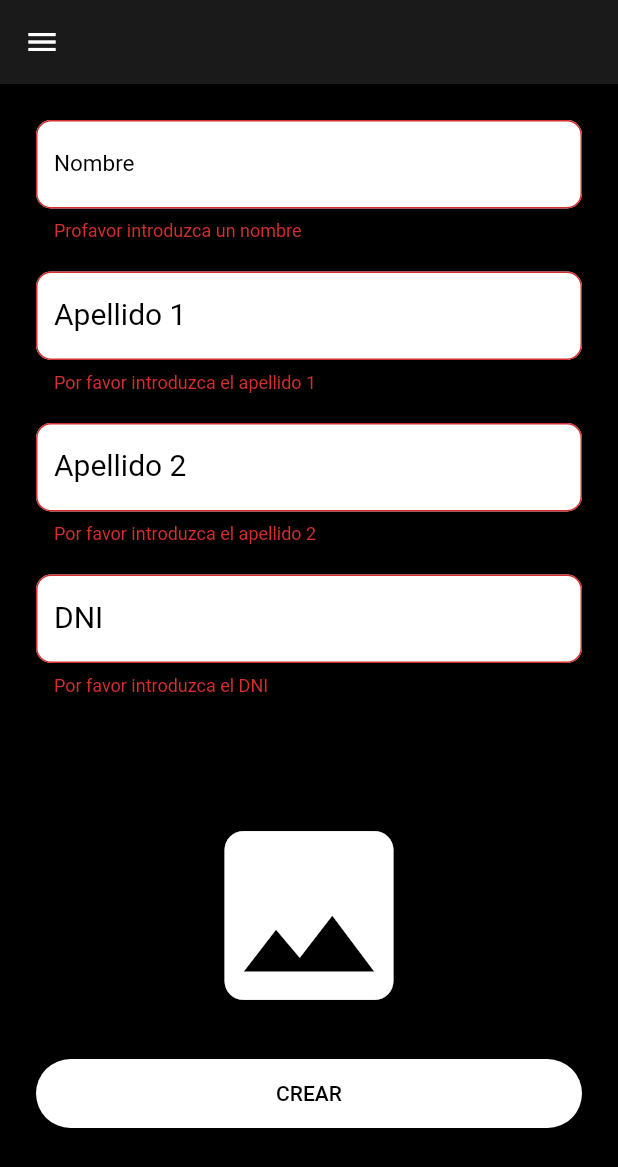
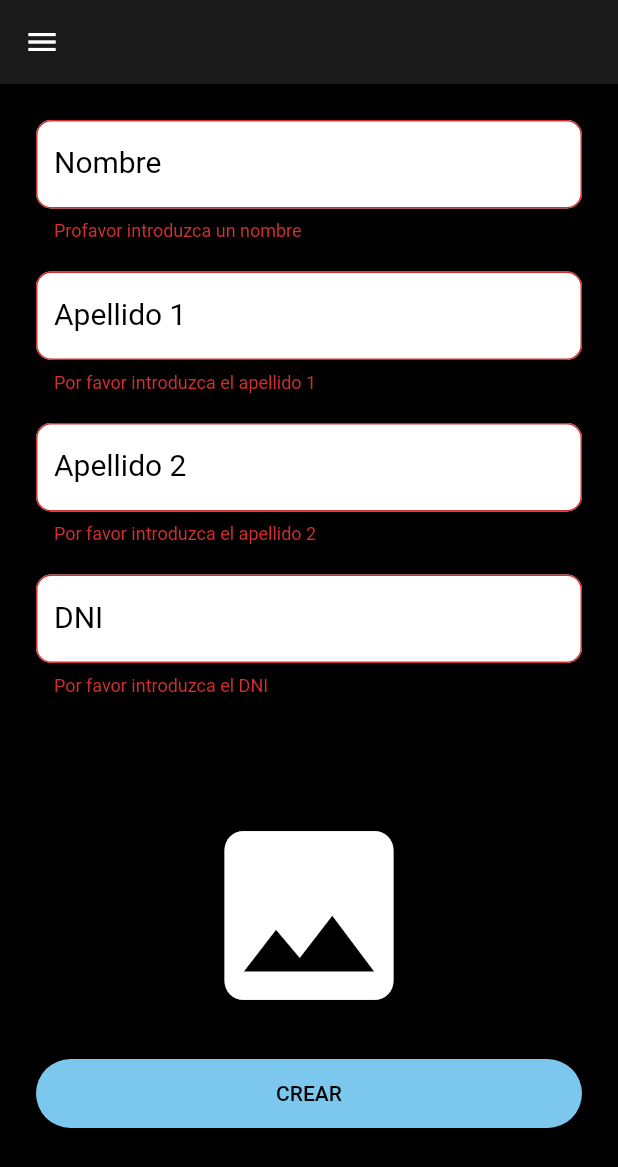
Before and after one commit to splazal97/oclock, a Flutter app: the CrearPerfil screen opened directly, after a tap on "CREAR", on a phone screen of 412 x 824 dp. Shown: the top 1167 px of the screen. Run offline on Flutter 3.47's test engine with Material 2 defaults, Android fonts, the phone set to English and light mode, and no system bars; our stand-ins replace cloud_firestore, firebase_auth, firebase_storage, google_sign_in, image_picker; accounts and stored records are empty; network calls fail.

Commit message:
terminando crear perfil, error del TextEditingController

```diff
--- a/lib/crear_perfil.dart
+++ b/lib/crear_perfil.dart
@@ -16,11 +16,11 @@ class CrearPerfil extends StatefulWidget {
 }
 
 class _CrearPerfil extends State<CrearPerfil>{
-  final _keyFormulri = GlobalKey<FormState>();
-  final _Nombre = TextEditingController();
-  final _apellido1 = TextEditingController();
-  final _apellido2 = TextEditingController();
-  final _DNI = TextEditingController();
+  final _keyFormulrio = GlobalKey<FormState>();
+  final _controlNombre = TextEditingController();
+  final _controlApellido1 = TextEditingController();
+  final _controlApellido2 = TextEditingController();
+  final _controlDNI = TextEditingController();
   var _imagen;
   var _imagenURL;
   var _email = "anoymous";
@@ -48,6 +48,9 @@ class _CrearPerfil extends State<CrearPerfil>{
     // navegarHacia(context, PaginaAcceso());
     //}
   }
+  _ObtenerPerfil() async {
+
+  }
   _seleccionarImagenDeLaGaleria() async {
     var imagen = await ImagePicker.pickImage(source: ImageSource.gallery);
     setState(() {
@@ -70,7 +73,7 @@ class _CrearPerfil extends State<CrearPerfil>{
     });
 
     if (_imagen != null) await _subirImagenAStorage();
-    await Firestore.instance.collection("perfil").document(_userId).setData({'nombre' : _Nombre,'apellido1' : _apellido1,'apellido2' : _apellido2,'DNI' : _DNI, 'email' : _email,'imagenURL' : _imagenURL});
+    await Firestore.instance.collection("perfil").document(_userId).setData({'nombre' : _controlNombre.text,'apellido1' : _controlApellido1.text,'apellido2' : _controlApellido2.text,'DNI' : _controlDNI.text, 'email' : _email,'imagenURL' : _imagenURL});
   setState(() {
     _creando = false;
   });
@@ -88,18 +91,18 @@ class _CrearPerfil extends State<CrearPerfil>{
     body: Container(
       margin: EdgeInsets.all(24.0),
       child: Form(
-        key: _keyFormulri,
+        key: _keyFormulrio,
         child: ListView(
           children: [
             Container(
               padding: EdgeInsets.fromLTRB(0, 0, 0, 20),
               child: TextFormField(
-                controller: _Nombre,
+                controller: _controlNombre,
                 decoration: const InputDecoration(
                   labelText: 'Nombre',
                   labelStyle: TextStyle(
                     color: Colors.black,
-                    fontSize: 15),
+                    fontSize: 20),
                   fillColor: Colors.white,
                   filled: true,
                   border: OutlineInputBorder(
@@ -120,7 +123,7 @@ class _CrearPerfil extends State<CrearPerfil>{
             Container (
               padding: EdgeInsets.fromLTRB(0,0,0,20),
               child: TextFormField(
-                controller: _apellido1,
+                controller: _controlApellido1,
                 decoration: const InputDecoration(labelText: 'Apellido 1',
                   labelStyle:  TextStyle(
                       color:  Colors.black,
@@ -144,7 +147,7 @@ class _CrearPerfil extends State<CrearPerfil>{
             Container (
               padding: EdgeInsets.fromLTRB(0,0,0,20),
               child: TextFormField(
-                controller: _apellido2,
+                controller: _controlApellido2,
                 decoration: const InputDecoration(labelText: 'Apellido 2',
                   labelStyle:  TextStyle(
                       color:  Colors.black,
@@ -168,7 +171,7 @@ class _CrearPerfil extends State<CrearPerfil>{
             Container (
               padding: EdgeInsets.fromLTRB(0,0,0,20),
               child: TextFormField(
-                controller: _DNI,
+                controller: _controlDNI,
                 decoration: const InputDecoration(labelText: 'DNI',
                   labelStyle:  TextStyle(
                       color:  Colors.black,
@@ -209,10 +212,10 @@ class _CrearPerfil extends State<CrearPerfil>{
         ),
         ),
             FlatButton(
-              color: Colors.white,
+              color: Color(0xFF7CC7EE),
               textColor: Colors.black,
               onPressed: _creando ? null : () async{
-                if (_keyFormulri.currentState.validate()){
+                if (_keyFormulrio.currentState.validate()){
                   await _guardarPerfil();
                   navegarAtras(context);
                 }
--- a/lib/navigator.dart
+++ b/lib/navigator.dart
@@ -86,6 +86,13 @@ class _MenuLateralState extends State<MenuLateral>{
                 _irPerfil();
               },
             ),
+            ListTile(
+              title: Text('Fichar',style: TextStyle(color: Colors.white),),
+              leading: Icon(Icons.home,color: Color(0xff7CC7EE),),
+              onTap: (){
+
+              },
+            ),
 
             ListTile(
                 title: Text('Salir',style: TextStyle(color: Colors.white),),
```
Also changed, not shown: lib/pagina_registro.dart (added, +63 -0 lines).
